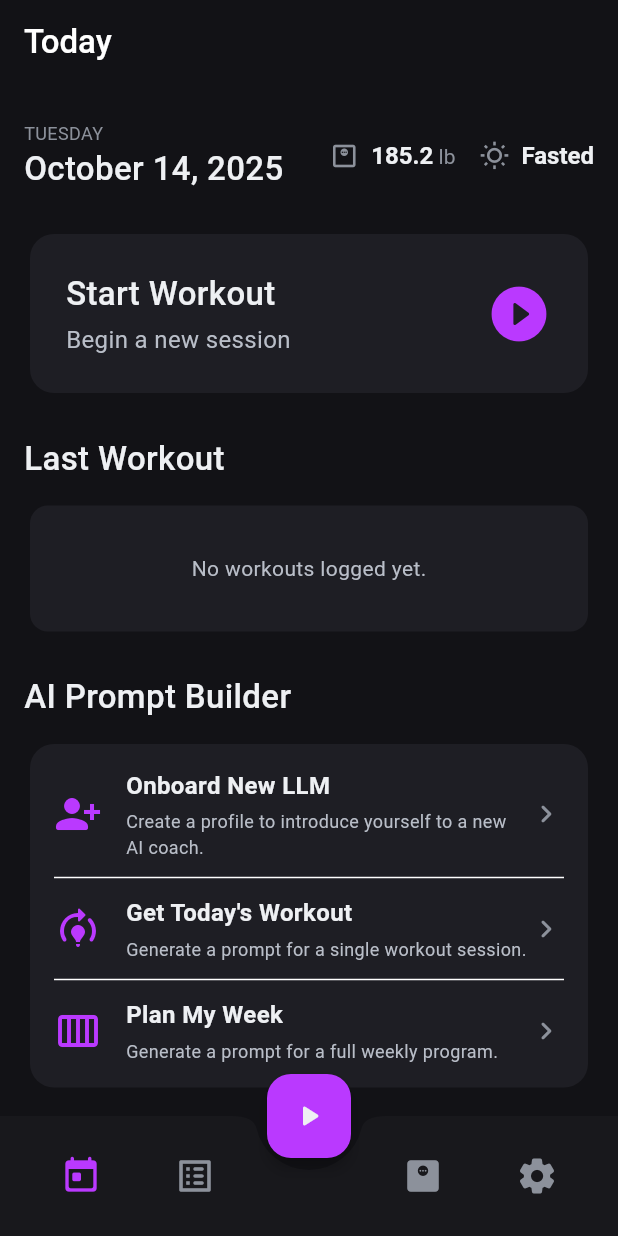
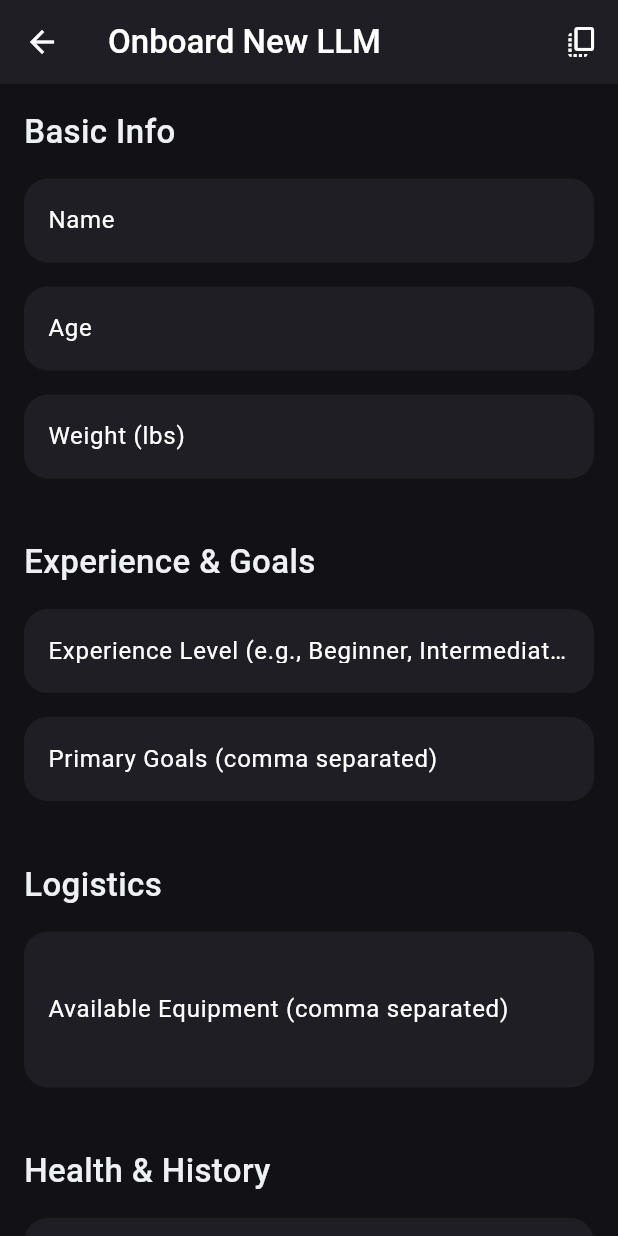
Before and after one commit to GrabinCough/fairware_lift, a Flutter app: the screen it shows after launch, after a tap on "Onboard New LLM", on a phone screen of 412 x 824 dp. Run offline on Flutter 3.47's test engine with Material 3 defaults, Android fonts, the phone set to English and light mode, and no system bars; our stand-ins replace audioplayers, csv, drift, firebase_core, flutter_riverpod, freezed_annotation and 2 more; accounts and stored records are empty; generated files the repository leaves out were written again; project files that could hold a hidden picture were left out.

Commit message:
Onboarding prompt half way in

```diff
--- /dev/null
+++ b/lib/src/features/llm_prompting/application/prompt_generation_service.dart
@@ -0,0 +1,58 @@
+// lib/src/features/llm_prompting/application/prompt_generation_service.dart
+
+// -----------------------------------------------------------------------------
+// --- IMPORTS -----------------------------------------------------------------
+// -----------------------------------------------------------------------------
+
+import 'package:flutter_riverpod/flutter_riverpod.dart';
+import 'package:fairware_lift/src/features/user_profile/domain/user_profile.dart';
+
+// -----------------------------------------------------------------------------
+// --- PROMPT GENERATION SERVICE -----------------------------------------------
+// -----------------------------------------------------------------------------
+
+/// A service dedicated to constructing formatted prompt strings for the user
+/// to copy and paste into an external LLM.
+class PromptGenerationService {
+  /// Creates a detailed onboarding prompt for a new AI fitness coach.
+  String createOnboardingPrompt(UserProfile profile) {
+    final buffer = StringBuffer();
+
+    buffer.writeln('Hello! I would like you to act as my expert fitness and strength coach. I will be using you to generate workout plans. To get started, here is my personal profile:');
+    buffer.writeln('\n--- My Profile ---');
+
+    if (profile.name != null) buffer.writeln('- Name: ${profile.name}');
+    if (profile.age != null) buffer.writeln('- Age: ${profile.age}');
+    if (profile.gender != null) buffer.writeln('- Gender: ${profile.gender}');
+    if (profile.heightInches != null) buffer.writeln('- Height (inches): ${profile.heightInches}');
+    if (profile.weightLbs != null) buffer.writeln('- Weight (lbs): ${profile.weightLbs}');
+
+    buffer.writeln('\n--- Experience & Goals ---');
+    if (profile.experienceLevel != null) buffer.writeln('- Experience Level: ${profile.experienceLevel}');
+    if (profile.primaryGoals?.isNotEmpty ?? false) buffer.writeln('- Primary Goals: ${profile.primaryGoals!.join(', ')}');
+    if (profile.goalDetails != null) buffer.writeln('- More Details on Goals: ${profile.goalDetails}');
+
+    buffer.writeln('\n--- Logistics ---');
+    if (profile.daysPerWeek != null) buffer.writeln('- Training Frequency: ${profile.daysPerWeek} days per week');
+    if (profile.timePerSessionMinutes != null) buffer.writeln('- Session Duration: ~${profile.timePerSessionMinutes} minutes per workout');
+    if (profile.equipmentAvailable?.isNotEmpty ?? false) buffer.writeln('- Available Equipment: ${profile.equipmentAvailable!.join(', ')}');
+
+    buffer.writeln('\n--- Health & History ---');
+    if (profile.injuryHistory != null) buffer.writeln('- Injury History & Considerations: ${profile.injuryHistory}');
+    if (profile.currentStatus != null) buffer.writeln('- Current Status & Notes: ${profile.currentStatus}');
+
+    buffer.writeln('\n--- IMPORTANT ---');
+    buffer.writeln('When you generate a workout plan for me, please format it using the "lift.v1" JSON schema. This is critical for me to be able to import it into my tracking app. Do not include any other text or explanations outside of the JSON code block.');
+    buffer.writeln('\nPlease confirm you understand these instructions and are ready to act as my coach.');
+
+    return buffer.toString();
+  }
+}
+
+// -----------------------------------------------------------------------------
+// --- PROVIDER ----------------------------------------------------------------
+// -----------------------------------------------------------------------------
+
+final promptGenerationServiceProvider = Provider<PromptGenerationService>((ref) {
+  return PromptGenerationService();
+});
--- /dev/null
+++ b/lib/src/features/llm_prompting/presentation/llm_intake_screen.dart
@@ -0,0 +1,179 @@
+ // lib/src/features/llm_prompting/presentation/llm_intake_screen.dart
+
+// -----------------------------------------------------------------------------
+// --- IMPORTS -----------------------------------------------------------------
+// -----------------------------------------------------------------------------
+
+import 'package:flutter/material.dart';
+import 'package:flutter/services.dart';
+import 'package:flutter_riverpod/flutter_riverpod.dart';
+import 'package:fairware_lift/src/core/theme/app_theme.dart';
+import 'package:fairware_lift/src/features/user_profile/application/user_profile_service.dart';
+import 'package:fairware_lift/src/features/user_profile/domain/user_profile.dart';
+import 'package:fairware_lift/src/features/llm_prompting/application/prompt_generation_service.dart';
+
+// -----------------------------------------------------------------------------
+// --- LLM INTAKE SCREEN WIDGET ------------------------------------------------
+// -----------------------------------------------------------------------------
+
+class LlmIntakeScreen extends ConsumerStatefulWidget {
+  const LlmIntakeScreen({super.key});
+
+  @override
+  ConsumerState<LlmIntakeScreen> createState() => _LlmIntakeScreenState();
+}
+
+class _LlmIntakeScreenState extends ConsumerState<LlmIntakeScreen> {
+  final _formKey = GlobalKey<FormState>();
+  late UserProfile _profile;
+
+  @override
+  void initState() {
+    super.initState();
+    // Initialize with an empty profile, or load the existing one.
+    _profile = ref.read(userProfileProvider).value ?? const UserProfile();
+  }
+
+  void _generatePrompt() {
+    if (_formKey.currentState!.validate()) {
+      _formKey.currentState!.save();
+      // Save the profile for next time.
+      ref.read(userProfileProvider.notifier).save(_profile);
+      // Generate the prompt string.
+      final prompt = ref.read(promptGenerationServiceProvider).createOnboardingPrompt(_profile);
+      _showPromptDialog(prompt);
+    }
+  }
+
+  void _showPromptDialog(String prompt) {
+    showDialog(
+      context: context,
+      builder: (context) => AlertDialog(
+        backgroundColor: AppTheme.colors.surface,
+        title: const Text('Your Onboarding Prompt'),
+        content: SingleChildScrollView(
+          child: Text(prompt, style: const TextStyle(fontFamily: 'monospace')),
+        ),
+        actions: [
+          TextButton(
+            onPressed: () {
+              Clipboard.setData(ClipboardData(text: prompt));
+              ScaffoldMessenger.of(context).showSnackBar(
+                const SnackBar(content: Text('Prompt copied to clipboard!')),
+              );
+            },
+            child: const Text('Copy to Clipboard'),
+          ),
+          TextButton(
+            onPressed: () => Navigator.of(context).pop(),
+            child: const Text('Close'),
+          ),
+        ],
+      ),
+    );
+  }
+
+  @override
+  Widget build(BuildContext context) {
+    return Scaffold(
+      appBar: AppBar(
+        title: const Text('Onboard New LLM'),
+        actions: [
+          IconButton(
+            icon: const Icon(Icons.copy_all_rounded),
+            onPressed: _generatePrompt,
+            tooltip: 'Generate Prompt',
+          ),
+        ],
+      ),
+      body: Form(
+        key: _formKey,
+        child: ListView(
+          padding: const EdgeInsets.all(16.0),
+          children: [
+            _buildSectionHeader('Basic Info'),
+            _buildTextFormField(
+              label: 'Name',
+              initialValue: _profile.name,
+              onSaved: (value) => _profile = _profile.copyWith(name: value),
+            ),
+            _buildTextFormField(
+              label: 'Age',
+              initialValue: _profile.age?.toString(),
+              keyboardType: TextInputType.number,
+              onSaved: (value) => _profile = _profile.copyWith(age: int.tryParse(value ?? '')),
+            ),
+            _buildTextFormField(
+              label: 'Weight (lbs)',
+              initialValue: _profile.weightLbs?.toString(),
+              keyboardType: const TextInputType.numberWithOptions(decimal: true),
+              onSaved: (value) => _profile = _profile.copyWith(weightLbs: double.tryParse(value ?? '')),
+            ),
+            const SizedBox(height: 24),
+            _buildSectionHeader('Experience & Goals'),
+            _buildTextFormField(
+              label: 'Experience Level (e.g., Beginner, Intermediate)',
+              initialValue: _profile.experienceLevel,
+              onSaved: (value) => _profile = _profile.copyWith(experienceLevel: value),
+            ),
+            _buildTextFormField(
+              label: 'Primary Goals (comma separated)',
+              initialValue: _profile.primaryGoals?.join(', '),
+              onSaved: (value) => _profile = _profile.copyWith(primaryGoals: value?.split(',').map((e) => e.trim()).toList()),
+            ),
+            const SizedBox(height: 24),
+            _buildSectionHeader('Logistics'),
+            _buildTextFormField(
+              label: 'Available Equipment (comma separated)',
+              initialValue: _profile.equipmentAvailable?.join(', '),
+              onSaved: (value) => _profile = _profile.copyWith(equipmentAvailable: value?.split(',').map((e) => e.trim()).toList()),
+              maxLines: 3,
+            ),
+            const SizedBox(height: 24),
+            _buildSectionHeader('Health & History'),
+            _buildTextFormField(
+              label: 'Injury History & Considerations',
+              initialValue: _profile.injuryHistory,
+              onSaved: (value) => _profile = _profile.copyWith(injuryHistory: value),
+              maxLines: 4,
+            ),
+          ],
+        ),
+      ),
+    );
+  }
+
+  Widget _buildSectionHeader(String title) {
+    return Padding(
+      padding: const EdgeInsets.only(bottom: 16.0),
+      child: Text(title, style: AppTheme.typography.title),
+    );
+  }
+
+  Widget _buildTextFormField({
+    required String label,
+    String? initialValue,
+    required FormFieldSetter<String> onSaved,
+    TextInputType? keyboardType,
+    int? maxLines = 1,
+  }) {
+    return Padding(
+      padding: const EdgeInsets.only(bottom: 16.0),
+      child: TextFormField(
+        initialValue: initialValue,
+        onSaved: onSaved,
+        keyboardType: keyboardType,
+        maxLines: maxLines,
+        decoration: InputDecoration(
+          labelText: label,
+          filled: true,
+          fillColor: AppTheme.colors.surface,
+          border: OutlineInputBorder(
+            borderRadius: BorderRadius.circular(AppTheme.sizing.cardRadius),
+            borderSide: BorderSide.none,
+          ),
+        ),
+      ),
+    );
+  }
+}
--- a/lib/src/features/today/presentation/widgets/llm_prompt_builder_card.dart
+++ b/lib/src/features/today/presentation/widgets/llm_prompt_builder_card.dart
@@ -1,4 +1,4 @@
- // lib/src/features/today/presentation/widgets/llm_prompt_builder_card.dart
+// lib/src/features/today/presentation/widgets/llm_prompt_builder_card.dart
 
 // -----------------------------------------------------------------------------
 // --- IMPORTS -----------------------------------------------------------------
@@ -6,6 +6,8 @@
 
 import 'package:flutter/material.dart';
 import 'package:fairware_lift/src/core/theme/app_theme.dart';
+// --- NEW IMPORT ---
+import 'package:fairware_lift/src/features/llm_prompting/presentation/llm_intake_screen.dart';
 
 // -----------------------------------------------------------------------------
 // --- LLM PROMPT BUILDER CARD WIDGET ------------------------------------------
@@ -38,31 +40,36 @@ class LlmPromptBuilderCard extends StatelessWidget {
               crossAxisAlignment: CrossAxisAlignment.stretch,
               children: [
                 _buildOption(
+                  context: context, // Pass context
                   icon: Icons.person_add_alt_1_rounded,
                   title: 'Onboard New LLM',
                   subtitle: 'Create a profile to introduce yourself to a new AI coach.',
                   onTap: () {
-                    // TODO: Navigate to the intake form screen.
-                    print('Onboard New LLM tapped');
+                    // --- UPDATED: Navigate to the new screen ---
+                    Navigator.of(context).push(
+                      MaterialPageRoute(
+                        builder: (context) => const LlmIntakeScreen(),
+                      ),
+                    );
                   },
                 ),
                 const Divider(height: 24),
                 _buildOption(
+                  context: context,
                   icon: Icons.model_training_rounded,
                   title: "Get Today's Workout",
                   subtitle: 'Generate a prompt for a single workout session.',
                   onTap: () {
-                    // TODO: Navigate to the daily prompt builder.
                     print("Get Today's Workout tapped");
                   },
                 ),
                 const Divider(height: 24),
                 _buildOption(
+                  context: context,
                   icon: Icons.calendar_view_week_rounded,
                   title: 'Plan My Week',
                   subtitle: 'Generate a prompt for a full weekly program.',
                   onTap: () {
-                    // TODO: Navigate to the weekly prompt builder.
                     print('Plan My Week tapped');
                   },
                 ),
@@ -75,6 +82,7 @@ class LlmPromptBuilderCard extends StatelessWidget {
   }
 
   Widget _buildOption({
+    required BuildContext context,
     required IconData icon,
     required String title,
     required String subtitle,
--- /dev/null
+++ b/lib/src/features/user_profile/domain/user_profile.dart
@@ -0,0 +1,45 @@
+ // lib/src/features/user_profile/domain/user_profile.dart
+
+// -----------------------------------------------------------------------------
+// --- IMPORTS -----------------------------------------------------------------
+// -----------------------------------------------------------------------------
+
+import 'package:freezed_annotation/freezed_annotation.dart';
+
+part 'user_profile.freezed.dart';
+part 'user_profile.g.dart';
+
+// -----------------------------------------------------------------------------
+// --- USER PROFILE DATA MODEL -------------------------------------------------
+// -----------------------------------------------------------------------------
+
+/// An immutable data model representing the user's fitness profile.
+/// This data is collected in the LLM intake form and persisted locally.
+@freezed
+class UserProfile with _$UserProfile {
+  const factory UserProfile({
+    // Basic Info
+    String? name,
+    int? age,
+    String? gender,
+    int? heightInches,
+    double? weightLbs,
+
+    // Experience & Goals
+    String? experienceLevel, // e.g., Beginner, Intermediate, Advanced
+    List<String>? primaryGoals, // e.g., ['Build Muscle', 'Lose Fat']
+    String? goalDetails,
+
+    // Schedule & Equipment
+    int? daysPerWeek,
+    int? timePerSessionMinutes,
+    List<String>? equipmentAvailable,
+
+    // Health & History
+    String? injuryHistory,
+    String? currentStatus,
+  }) = _UserProfile;
+
+  factory UserProfile.fromJson(Map<String, dynamic> json) =>
+      _$UserProfileFromJson(json);
+}
```
Also changed, not shown: lib/src/features/user_profile/application/user_profile_service.dart (added, +80 -0 lines), lib/src/features/user_profile/domain/user_profile.freezed.dart (added), lib/src/features/user_profile/domain/user_profile.g.dart (added).
